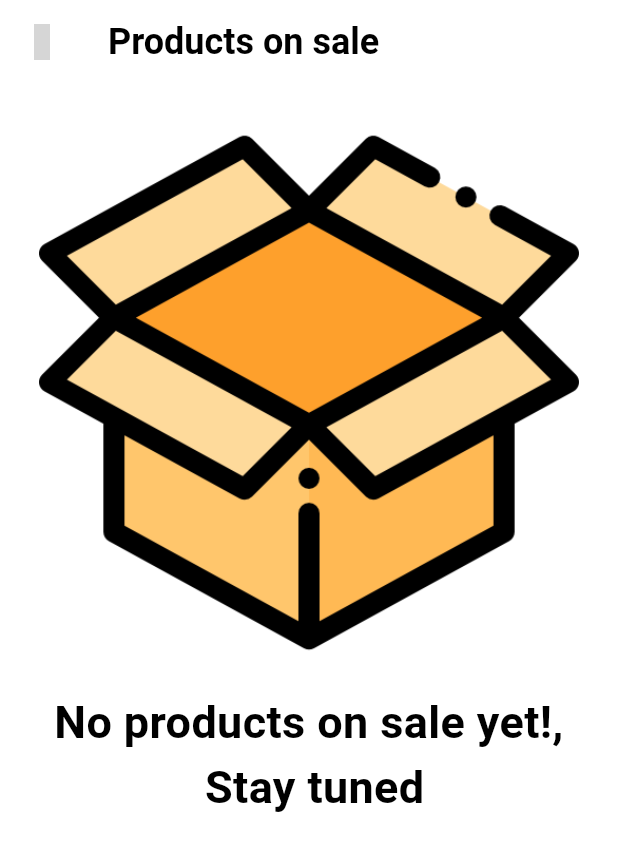
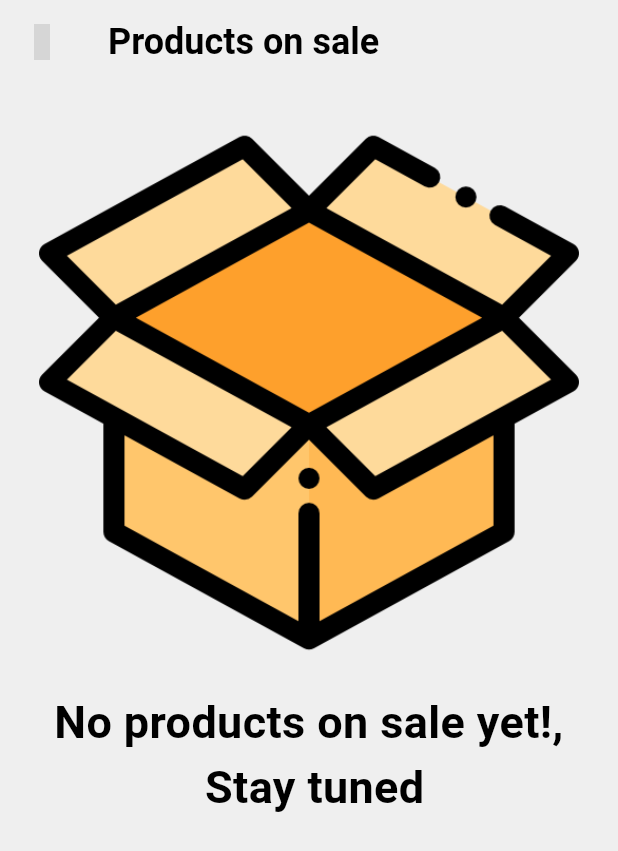
Before and after one commit to AbdoDev29/Grocery-Store-App, a Flutter app: the screen it shows after launch, after a tap on "View all", on a phone screen of 412 x 824 dp. Shown: the top 851 px of the screen. Run offline on Flutter 3.47's test engine with Material 3 defaults, Android fonts, the phone set to English and light mode, and no system bars; our stand-ins replace badges, card_swiper, cloud_firestore, dio, fancy_shimmer_image, firebase_auth and 7 more; missing offline and left inert: flutter_stripe; accounts and stored records are empty; grey boxes are pictures that could not be loaded.

Commit message:
Edit card and background colors

```diff
--- a/lib/consts/theme_data.dart
+++ b/lib/consts/theme_data.dart
@@ -12,7 +12,7 @@ class Styles {
 
       scaffoldBackgroundColor:
           //0A1931  // white yellow 0xFFFCF8EC
-          isDarkTheme ? const Color(0xFF00001a) : const Color(0xFFFFFFFF),
+          isDarkTheme ? const Color(0xFF00001a) : const Color(0xffEFEFEF),
       primaryColor: Colors.blue,
       colorScheme: ThemeData().colorScheme.copyWith(
         secondary: isDarkTheme
@@ -22,7 +22,7 @@ class Styles {
       ),
       cardColor: isDarkTheme
           ? const Color(0xFF0a0d2c)
-          : const Color(0xFFF2FDFD),
+          : const Color(0xFFFFFFFF),
       canvasColor: isDarkTheme ? Colors.black : Colors.grey[50],
       buttonTheme: Theme.of(context).buttonTheme.copyWith(
         colorScheme: isDarkTheme
--- a/lib/widgets/on_sale_widg.dart
+++ b/lib/widgets/on_sale_widg.dart
@@ -42,7 +42,7 @@ class _OnSaleWidgetState extends State<OnSaleWidget> {
     return Padding(
       padding: const EdgeInsets.all(8.0),
       child: Material(
-        color: Theme.of(context).cardColor.withValues(alpha: 0.9),
+        color: Theme.of(context).cardColor,
         borderRadius: BorderRadius.circular(12),
         child: InkWell(
           borderRadius: BorderRadius.circular(12),
```
